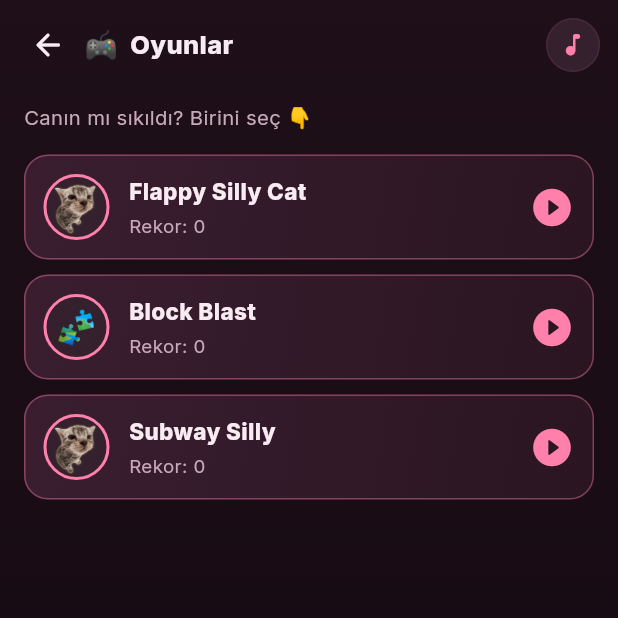
After one commit to MelihCanAkgun/hukuk-reels, a Flutter app: the screen it shows after launch, scrolled down 576 dp, after a tap on the "sports esports" icon, on a phone screen of 412 x 824 dp, the top half of it. The commit adds this screen. Run offline on Flutter 3.47's test engine with Material 3 defaults, Android fonts, the phone set to English and light mode, and no system bars; our stand-ins replace just_audio, shared_preferences; statements that could not run were skipped.

Commit message:
Kapı kaldırıldı, ayrı Oyunlar sekmesi, oyun içi müzik, rastgele çalma
- Başlangıçtaki "Kendine güveniyor musun?" kapısı kaldırıldı; uygulamaya
  doğrudan giriliyor (iPhone 14 Pro'da Evet'e tıklanamama sorununa geçici
  çözüm). main.dart home = ReelsScreen; resetAll de ReelsScreen'e döner.
- Mini oyunlar profilden çıkarıldı; ayrı bir "🎮 Oyunlar" ekranı
  (features/games/games_screen) eklendi, reels üst barına oyun-kolu ikonu.
- Yeni yeniden kullanılabilir MusicButton widget'ı; Flappy, Block Blast,
  Subway ve Oyunlar ekranının üst barına eklendi → oyun oynarken müzik
  denetim masası (değiştir/durdur) Overlay ile açılır.
- Müzik: "Bal" parçası listeden çıkarıldı; her açılışta rastgele bir
  parçadan başlayıp karışık sırayla çalar (shuffle + rastgele initialIndex).
- Kullanıcı verileri/rekorları KORUNUR (hiçbir depolama anahtarına dokunulmadı).

```diff
--- a/lib/core/config/app_config.dart
+++ b/lib/core/config/app_config.dart
@@ -18,7 +18,6 @@ class AppConfig {
     'assets/audio/Dolu_Kadehi_Ters_Tut.mp3',
     'assets/audio/Sad_Girl.mp3',
     'assets/audio/Takil_Yani_Takmiyo_Belli.mp3',
-    'assets/audio/Bal.mp3',
   ];
 
   /// Müzik açılışta otomatik başlasın mı? (Web'de tarayıcı ilk dokunuşu
--- a/lib/core/services/audio_service.dart
+++ b/lib/core/services/audio_service.dart
@@ -1,3 +1,5 @@
+import 'dart:math';
+
 import 'package:flutter/foundation.dart';
 import 'package:just_audio/just_audio.dart';
 import '../config/app_config.dart';
@@ -40,15 +42,20 @@ class AudioService {
     if (_initialized || !hasTracks) return;
     try {
       final sources = AppConfig.musicTracks.map(_sourceFor).toList();
+      // Her açılışta rastgele bir parçadan başla.
+      final startIndex =
+          sources.length > 1 ? Random().nextInt(sources.length) : 0;
       await _player.setAudioSource(
         ConcatenatingAudioSource(children: sources),
         preload: false,
+        initialIndex: startIndex,
       );
       await _player.setLoopMode(LoopMode.all);
       await _player.setVolume(AppConfig.musicVolume);
-      // Karıştırma KAPALI: parçalar listedeki sırayla çalar
-      // (ilk parça Wildflower, son parça Bal).
-      await _player.setShuffleModeEnabled(false);
+      // Karıştırma AÇIK + sıra yeniden rastgelelenir: her girişte parçalar
+      // rastgele sırayla çalar.
+      await _player.setShuffleModeEnabled(true);
+      await _player.shuffle();
       _initialized = true;
     } catch (e) {
       debugPrint('[Audio] init hatası: $e');
--- a/lib/features/game/block_blast_screen.dart
+++ b/lib/features/game/block_blast_screen.dart
@@ -5,6 +5,7 @@ import '../../app/theme.dart';
 import '../../core/data/questions_data.dart';
 import '../../core/models/quiz_question.dart';
 import '../../core/services/progress_service.dart';
+import '../reels/widgets/music_button.dart';
 
 /// Block Blast benzeri bulmaca: 8×8 ızgaraya 3 parçayı sürükleyip yerleştir;
 /// dolan satır/sütunlar patlar. Hiçbir parça sığmazsa oyun biter.
@@ -691,6 +692,8 @@ class _BlockBlastScreenState extends State<BlockBlastScreen> {
             ),
           ),
           const Spacer(),
+          const MusicButton(),
+          const SizedBox(width: 8),
           _circleBtn(Icons.refresh_rounded, _reset),
           const SizedBox(width: 8),
           Container(
--- a/lib/features/game/flappy_cat_screen.dart
+++ b/lib/features/game/flappy_cat_screen.dart
@@ -4,6 +4,7 @@ import 'package:flutter/scheduler.dart';
 import 'package:flutter/services.dart';
 import '../../app/theme.dart';
 import '../../core/services/progress_service.dart';
+import '../reels/widgets/music_button.dart';
 import 'revive_overlay.dart';
 
 /// Profilden açılan mini oyun: "Flappy Silly Cat".
@@ -308,6 +309,8 @@ class _FlappyCatScreenState extends State<FlappyCatScreen>
                             ),
                           ),
                           const Spacer(),
+                          const MusicButton(),
+                          const SizedBox(width: 8),
                           Container(
                             padding: const EdgeInsets.symmetric(
                                 horizontal: 11, vertical: 6),
--- a/lib/features/game/subway_cat_screen.dart
+++ b/lib/features/game/subway_cat_screen.dart
@@ -7,6 +7,7 @@ import 'package:flutter/services.dart';
 
 import '../../app/theme.dart';
 import '../../core/services/progress_service.dart';
+import '../reels/widgets/music_button.dart';
 import 'revive_overlay.dart';
 
 /// Subway Surfers tarzı sahte-perspektif (2.5D) sonsuz koşu oyunu.
@@ -465,6 +466,8 @@ class _SubwayCatScreenState extends State<SubwayCatScreen>
             ),
           ),
           const Spacer(),
+          const MusicButton(),
+          const SizedBox(width: 8),
           _circleBtn(Icons.emoji_events_rounded, () {}),
           const SizedBox(width: 6),
           Text('$best',
--- /dev/null
+++ b/lib/features/games/games_screen.dart
@@ -0,0 +1,171 @@
+import 'package:flutter/material.dart';
+
+import '../../app/theme.dart';
+import '../../core/services/progress_service.dart';
+import '../game/block_blast_screen.dart';
+import '../game/flappy_cat_screen.dart';
+import '../game/subway_cat_screen.dart';
+import '../reels/widgets/music_button.dart';
+
+/// Mini oyunların listelendiği ayrı "Oyunlar" sekmesi. (Eskiden profilin
+/// içindeydi.) Oyun içinde de müziğe erişilebilsin diye üstte müzik düğmesi
+/// var; oyundan dönünce rekorlar tazelenir. Kullanıcı verileri SİLİNMEZ.
+class GamesScreen extends StatefulWidget {
+  const GamesScreen({super.key});
+
+  @override
+  State<GamesScreen> createState() => _GamesScreenState();
+}
+
+class _GamesScreenState extends State<GamesScreen> {
+  final _progress = ProgressService.instance;
+
+  @override
+  Widget build(BuildContext context) {
+    return Scaffold(
+      backgroundColor: AppTheme.bg,
+      body: Container(
+        decoration: const BoxDecoration(gradient: AppTheme.backgroundGradient),
+        child: SafeArea(
+          child: Column(
+            children: [
+              // ── Üst bar ──
+              Padding(
+                padding: const EdgeInsets.fromLTRB(8, 6, 12, 6),
+                child: Row(
+                  children: [
+                    IconButton(
+                      onPressed: () => Navigator.of(context).maybePop(),
+                      icon: const Icon(Icons.arrow_back_rounded,
+                          color: AppTheme.textPrimary),
+                    ),
+                    const Text('🎮', style: TextStyle(fontSize: 18)),
+                    const SizedBox(width: 8),
+                    const Text(
+                      'Oyunlar',
+                      style: TextStyle(
+                        color: AppTheme.textPrimary,
+                        fontSize: 17,
+                        fontWeight: FontWeight.w800,
+                      ),
+                    ),
+                    const Spacer(),
+                    const MusicButton(),
+                  ],
+                ),
+              ),
+              Expanded(
+                child: ListView(
+                  padding: const EdgeInsets.fromLTRB(16, 8, 16, 28),
+                  children: [
+                    const Text(
+                      'Canın mı sıkıldı? Birini seç 👇',
+                      style: TextStyle(
+                          fontSize: 13.5, color: AppTheme.textSecondary),
+                    ),
+                    const SizedBox(height: 14),
+                    _gameTile(
+                      imageAsset: 'assets/images/SHINY_Cuh.png',
+                      title: 'Flappy Silly Cat',
+                      subtitle: 'Rekor: ${_progress.flappyHigh}',
+                      screen: const FlappyCatScreen(),
+                    ),
+                    const SizedBox(height: 10),
+                    _gameTile(
+                      emoji: '🧩',
+                      title: 'Block Blast',
+                      subtitle: 'Rekor: ${_progress.blockHigh}',
+                      screen: const BlockBlastScreen(),
+                    ),
+                    const SizedBox(height: 10),
+                    _gameTile(
+                      imageAsset: 'assets/images/SHINY_Cuh.png',
+                      title: 'Subway Silly',
+                      subtitle: 'Rekor: ${_progress.subwayHigh}',
+                      screen: const SubwayCatScreen(),
+                    ),
+                  ],
+                ),
+              ),
+            ],
+          ),
+        ),
+      ),
+    );
+  }
+
+  Widget _gameTile({
+    String? imageAsset,
+    String? emoji,
+    required String title,
+    required String subtitle,
+    required Widget screen,
+  }) {
+    return GestureDetector(
+      onTap: () async {
+        await Navigator.of(context)
+            .push(MaterialPageRoute(builder: (_) => screen));
+        if (mounted) setState(() {}); // dönüşte rekor güncellensin
+      },
+      child: Container(
+        padding: const EdgeInsets.all(12),
+        decoration: BoxDecoration(
+          gradient: const LinearGradient(
+            begin: Alignment.topLeft,
+            end: Alignment.bottomRight,
+            colors: [Color(0xFF3A1E30), Color(0xFF2A1521)],
+          ),
+          borderRadius: BorderRadius.circular(16),
+          border: Border.all(color: AppTheme.accent.withValues(alpha: 0.4)),
+        ),
+        child: Row(
+          children: [
+            Container(
+              width: 44,
+              height: 44,
+              alignment: Alignment.center,
+              decoration: BoxDecoration(
+                shape: BoxShape.circle,
+                color: AppTheme.surfaceHigh,
+                border: Border.all(color: AppTheme.accent, width: 2),
+                image: imageAsset != null
+                    ? DecorationImage(
+                        image: AssetImage(imageAsset), fit: BoxFit.cover)
+                    : null,
+              ),
+              child: emoji != null
+                  ? Text(emoji, style: const TextStyle(fontSize: 22))
+                  : null,
+            ),
+            const SizedBox(width: 13),
+            Expanded(
+              child: Column(
+                crossAxisAlignment: CrossAxisAlignment.start,
+                children: [
+                  Text(
+                    title,
+                    style: const TextStyle(
+                      fontSize: 15,
+                      fontWeight: FontWeight.w800,
+                      color: AppTheme.textPrimary,
+                    ),
+                  ),
+                  const SizedBox(height: 2),
+                  Text(
+                    subtitle,
+                    style: const TextStyle(
+                      fontSize: 12.5,
+                      color: AppTheme.textSecondary,
+                    ),
+                  ),
+                ],
+              ),
+            ),
+            const Icon(Icons.play_circle_fill_rounded,
+                color: AppTheme.accent, size: 30),
+          ],
+        ),
+      ),
+    );
+  }
+}
--- a/lib/features/reels/screens/reels_screen.dart
+++ b/lib/features/reels/screens/reels_screen.dart
@@ -6,6 +6,7 @@ import '../../../core/models/quiz_question.dart';
 import '../../../core/services/audio_service.dart';
 import '../../../core/services/progress_service.dart';
 import '../../beat/beat_mode_screen.dart';
+import '../../games/games_screen.dart';
 import '../../profile/profile_settings_screen.dart';
 import '../widgets/music_control_panel.dart';
 import '../widgets/question_card.dart';
@@ -188,6 +189,13 @@ class _ReelsScreenState extends State<ReelsScreen>
     }
   }
 
+  Future<void> _openGames() async {
+    await Navigator.of(context).push(
+      MaterialPageRoute(builder: (_) => const GamesScreen()),
+    );
+    if (mounted) setState(() {});
+  }
+
   Color get _currentAccent => _page < _questions.length
       ? _questions[_page].category.color
       : AppTheme.accent;
@@ -292,6 +300,7 @@ class _ReelsScreenState extends State<ReelsScreen>
                   answered: _answers.length,
                   showBack: _isRetry,
                   onBack: () => Navigator.of(context).maybePop(),
+                  onGames: _openGames,
                   onProfile: _openProfile,
                   showMusic: _audio.hasTracks,
                   musicOpen: _showMusicPanel,
@@ -456,6 +465,7 @@ class _TopBar extends StatelessWidget {
   final int answered;
   final bool showBack;
   final VoidCallback onBack;
+  final VoidCallback onGames;
   final VoidCallback onProfile;
   final bool showMusic;
   final bool musicOpen;
@@ -469,6 +479,7 @@ class _TopBar extends StatelessWidget {
     required this.answered,
     required this.showBack,
     required this.onBack,
+    required this.onGames,
     required this.onProfile,
     required this.showMusic,
     required this.musicOpen,
@@ -536,6 +547,12 @@ class _TopBar extends StatelessWidget {
                     ),
                   ],
                 ),
+              ),
+              const SizedBox(width: 8),
+              _CircleIconButton(
+                icon: Icons.sports_esports_rounded,
+                color: AppTheme.accent,
+                onTap: onGames,
               ),
               const SizedBox(width: 8),
               _CircleIconButton(
--- /dev/null
+++ b/lib/features/reels/widgets/music_button.dart
@@ -0,0 +1,80 @@
+import 'package:flutter/material.dart';
+
+import '../../../app/theme.dart';
+import '../../../core/services/audio_service.dart';
+import 'music_control_panel.dart';
+
+/// Herhangi bir ekranın üst barına konulabilen müzik düğmesi. Dokununca
+/// müzik denetim masasını üstte (Overlay) açar; böylece oyun oynarken de
+/// müzik değiştirilebilir / durdurulabilir. Parça yoksa hiç görünmez.
+class MusicButton extends StatefulWidget {
+  final Color color;
+  const MusicButton({super.key, this.color = AppTheme.accent});
+
+  @override
+  State<MusicButton> createState() => _MusicButtonState();
+}
+
+class _MusicButtonState extends State<MusicButton> {
+  OverlayEntry? _entry;
+  bool get _open => _entry != null;
+
+  void _toggle() => _open ? _close() : _openPanel();
+
+  void _openPanel() {
+    final overlay = Overlay.of(context);
+    _entry = OverlayEntry(
+      builder: (ctx) => Stack(
+        children: [
+          Positioned.fill(
+            child: GestureDetector(
+              behavior: HitTestBehavior.opaque,
+              onTap: _close,
+              child: const SizedBox.expand(),
+            ),
+          ),
+          Positioned(
+            top: MediaQuery.of(ctx).padding.top + 54,
+            right: 12,
+            child: MusicControlPanel(onClose: _close),
+          ),
+        ],
+      ),
+    );
+    overlay.insert(_entry!);
+    setState(() {});
+  }
+
+  void _close() {
+    _entry?.remove();
+    _entry = null;
+    if (mounted) setState(() {});
+  }
+
+  @override
+  void dispose() {
+    _entry?.remove();
+    _entry = null;
+    super.dispose();
+  }
+
+  @override
+  Widget build(BuildContext context) {
+    if (!AudioService.instance.hasTracks) return const SizedBox.shrink();
+    return GestureDetector(
+      onTap: _toggle,
+      child: Container(
+        width: 36,
+        height: 36,
+        decoration: BoxDecoration(
+          color: _open
+              ? widget.color.withValues(alpha: 0.2)
+              : AppTheme.surfaceHigh,
+          shape: BoxShape.circle,
+          border: Border.all(color: _open ? widget.color : AppTheme.border),
+        ),
+        child: Icon(Icons.music_note_rounded, color: widget.color, size: 19),
+      ),
+    );
+  }
+}
--- a/lib/main.dart
+++ b/lib/main.dart
@@ -3,7 +3,7 @@ import 'package:flutter/services.dart';
 import 'app/theme.dart';
 import 'core/services/audio_service.dart';
 import 'core/services/progress_service.dart';
-import 'features/intro/confidence_gate_screen.dart';
+import 'features/reels/screens/reels_screen.dart';
 
 void main() async {
   WidgetsFlutterBinding.ensureInitialized();
@@ -30,7 +30,8 @@ class HukukReelsApp extends StatelessWidget {
       title: 'Medeni Usul Hukuku Final',
       debugShowCheckedModeBanner: false,
       theme: AppTheme.dark,
-      home: const ConfidenceGateScreen(),
+      // Kapı (Kendine güveniyor musun?) kaldırıldı — doğrudan giriş.
+      home: const ReelsScreen(),
     );
   }
 }
```
Also changed, not shown: lib/features/profile/profile_settings_screen.dart (+2 -103 lines).
